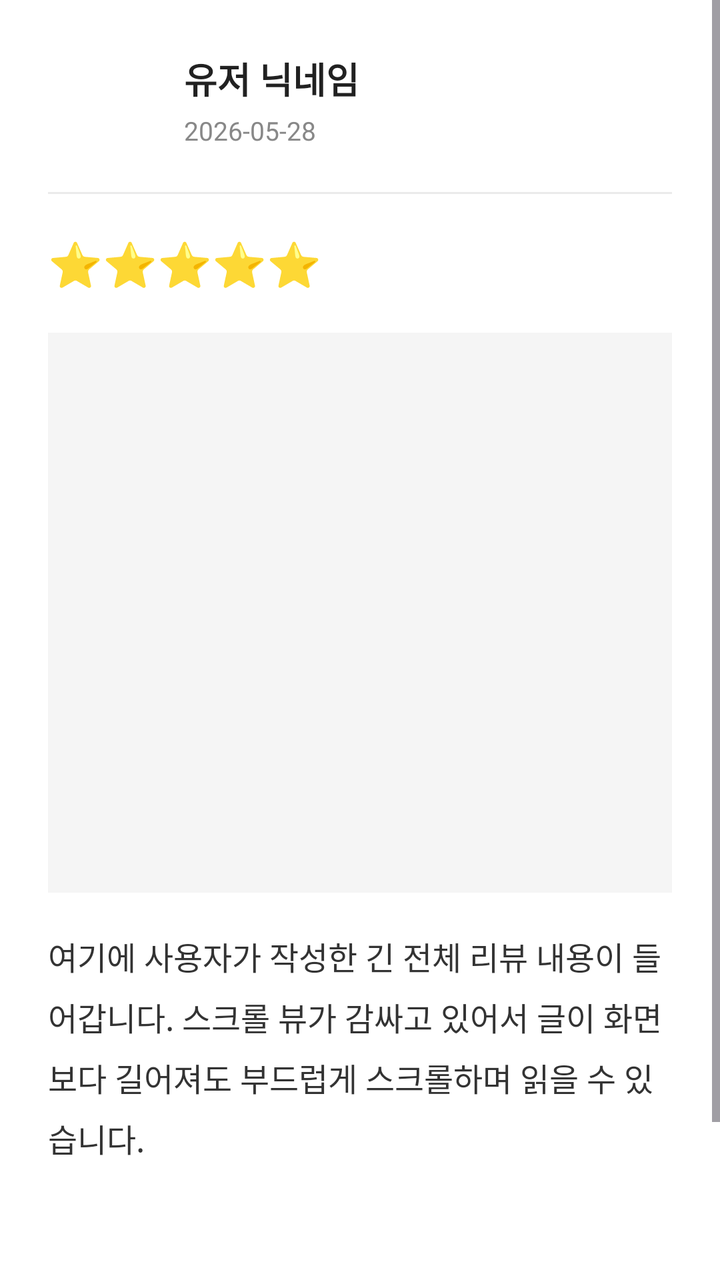
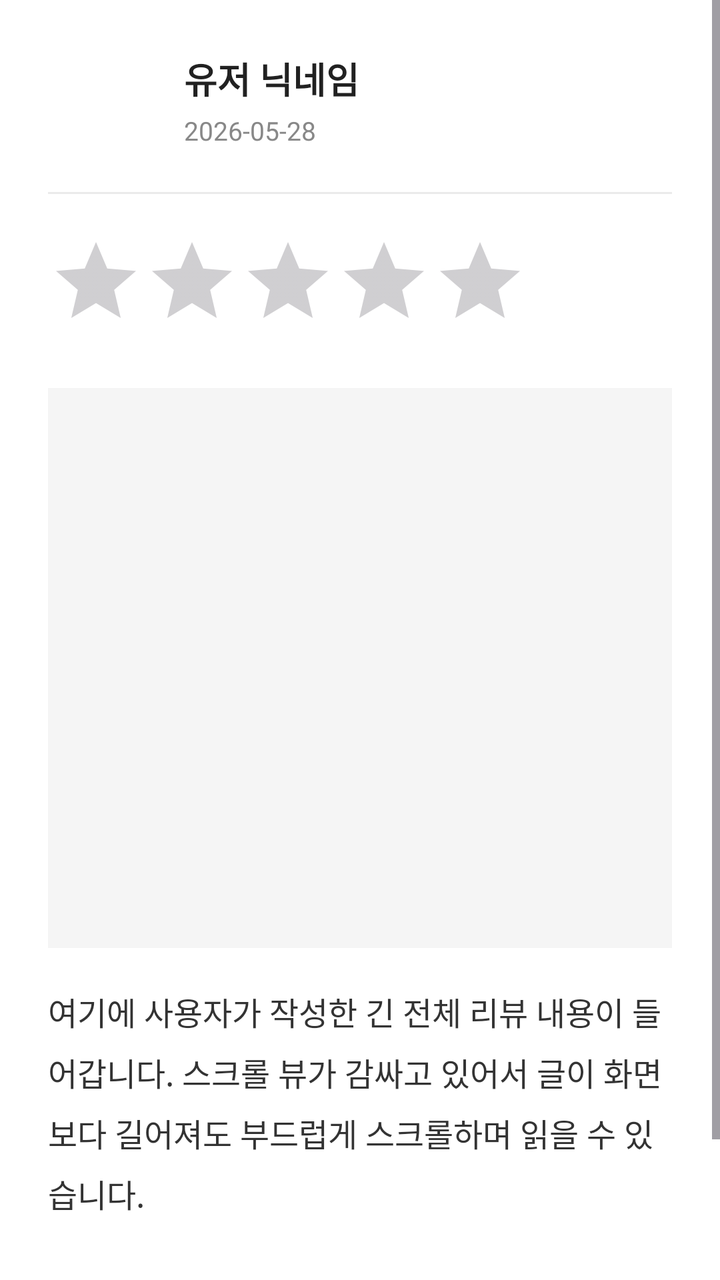

Before-and-after screenshots of an Android layout around one commit, followed by the original layout XML and the change that was made.
<!-- AndroidManifest.xml: application theme Theme.Payclient -->
<!-- res/layout/activity_review_detail.xml -->
<?xml version="1.0" encoding="utf-8"?>
<ScrollView xmlns:android="http://schemas.android.com/apk/res/android"
    android:layout_width="match_parent"
    android:layout_height="match_parent"
    android:id="@+id/main"
    android:fillViewport="true"
    android:background="#FFFFFF">

    <LinearLayout
        android:layout_width="match_parent"
        android:layout_height="wrap_content"
        android:orientation="vertical"
        android:padding="24dp">

        <LinearLayout
            android:layout_width="match_parent"
            android:layout_height="wrap_content"
            android:orientation="horizontal"
            android:gravity="center_vertical">

            <ImageView
                android:id="@+id/imageViewProfile"
                android:layout_width="52dp"
                android:layout_height="52dp"
                android:scaleType="centerCrop" />

            <LinearLayout
                android:layout_width="match_parent"
                android:layout_height="wrap_content"
                android:orientation="vertical"
                android:layout_marginStart="16dp">

                <TextView
                    android:id="@+id/detailNickname"
                    android:layout_width="wrap_content"
                    android:layout_height="wrap_content"
                    android:text="유저 닉네임"
                    android:textColor="#212121"
                    android:textSize="18sp"
                    android:textStyle="bold" />

                <TextView
                    android:id="@+id/detailCreatedAt"
                    android:layout_width="wrap_content"
                    android:layout_height="wrap_content"
                    android:layout_marginTop="4dp"
                    android:text="2026-05-28"
                    android:textColor="#888888"
                    android:textSize="13sp" />
            </LinearLayout>
        </LinearLayout>

        <View
            android:layout_width="match_parent"
            android:layout_height="1dp"
            android:background="#EAEAEA"
            android:layout_marginTop="20dp"
            android:layout_marginBottom="20dp" />

        <TextView
            android:id="@+id/detailRating"
            android:layout_width="wrap_content"
            android:layout_height="wrap_content"
            android:text="⭐⭐⭐⭐⭐"
            android:textSize="22sp"
            android:layout_marginBottom="20dp"/>

        <ImageView
            android:id="@+id/detailImageView"
            android:layout_width="match_parent"
            android:layout_height="280dp"
            android:scaleType="centerCrop"
            android:layout_marginBottom="20dp"
            android:background="#F5F5F5"
            android:visibility="visible"/>

        <TextView
            android:id="@+id/detailContent"
            android:layout_width="match_parent"
            android:layout_height="240dp"
            android:lineSpacingMultiplier="1.3"
            android:text="여기에 사용자가 작성한 긴 전체 리뷰 내용이 들어갑니다. 스크롤 뷰가 감싸고 있어서 글이 화면보다 길어져도 부드럽게 스크롤하며 읽을 수 있습니다."
            android:textColor="#333333"
            android:textSize="16sp" />

    </LinearLayout>
</ScrollView>
<!-- resources referenced by this layout -->
<resources>
  <style name="Theme.Payclient" parent="Base.Theme.Payclient" />
  <style name="Base.Theme.Payclient" parent="Theme.Material3.DayNight.NoActionBar">
          
          <item name="colorPrimary">@color/beige</item>
          <item name="android:windowBackground">@color/baby_blue</item>
      </style>
  <color name="beige">#D9C4B0</color>
  <color name="baby_blue">#ECEEDF</color>
</resources>

<!-- the commit's change to res/layout/activity_review_detail.xml (unified diff, before → after) -->
@@ -19,7 +19,7 @@
             android:gravity="center_vertical">
 
             <ImageView
-                android:id="@+id/imageViewProfile"
+                android:id="@+id/ivProfile"
                 android:layout_width="52dp"
                 android:layout_height="52dp"
                 android:scaleType="centerCrop" />
@@ -31,7 +31,7 @@
                 android:layout_marginStart="16dp">
 
                 <TextView
-                    android:id="@+id/detailNickname"
+                    android:id="@+id/tvNickname"
                     android:layout_width="wrap_content"
                     android:layout_height="wrap_content"
                     android:text="유저 닉네임"
@@ -57,16 +57,18 @@
             android:layout_marginTop="20dp"
             android:layout_marginBottom="20dp" />
 
-        <TextView
-            android:id="@+id/detailRating"
+        <RatingBar
+            android:id="@+id/rbRating"
             android:layout_width="wrap_content"
             android:layout_height="wrap_content"
-            android:text="⭐⭐⭐⭐⭐"
-            android:textSize="22sp"
-            android:layout_marginBottom="20dp"/>
+            android:layout_marginBottom="20dp"
+            android:numStars="5"
+            android:stepSize="1"
+            android:isIndicator="true"
+            style="?android:attr/ratingBarStyle" />
 
         <ImageView
-            android:id="@+id/detailImageView"
+            android:id="@+id/ivImageView"
             android:layout_width="match_parent"
             android:layout_height="280dp"
             android:scaleType="centerCrop"
@@ -77,7 +79,7 @@
         <TextView
             android:id="@+id/detailContent"
             android:layout_width="match_parent"
-            android:layout_height="240dp"
+            android:layout_height="201dp"
             android:lineSpacingMultiplier="1.3"
             android:text="여기에 사용자가 작성한 긴 전체 리뷰 내용이 들어갑니다. 스크롤 뷰가 감싸고 있어서 글이 화면보다 길어져도 부드럽게 스크롤하며 읽을 수 있습니다."
             android:textColor="#333333"
